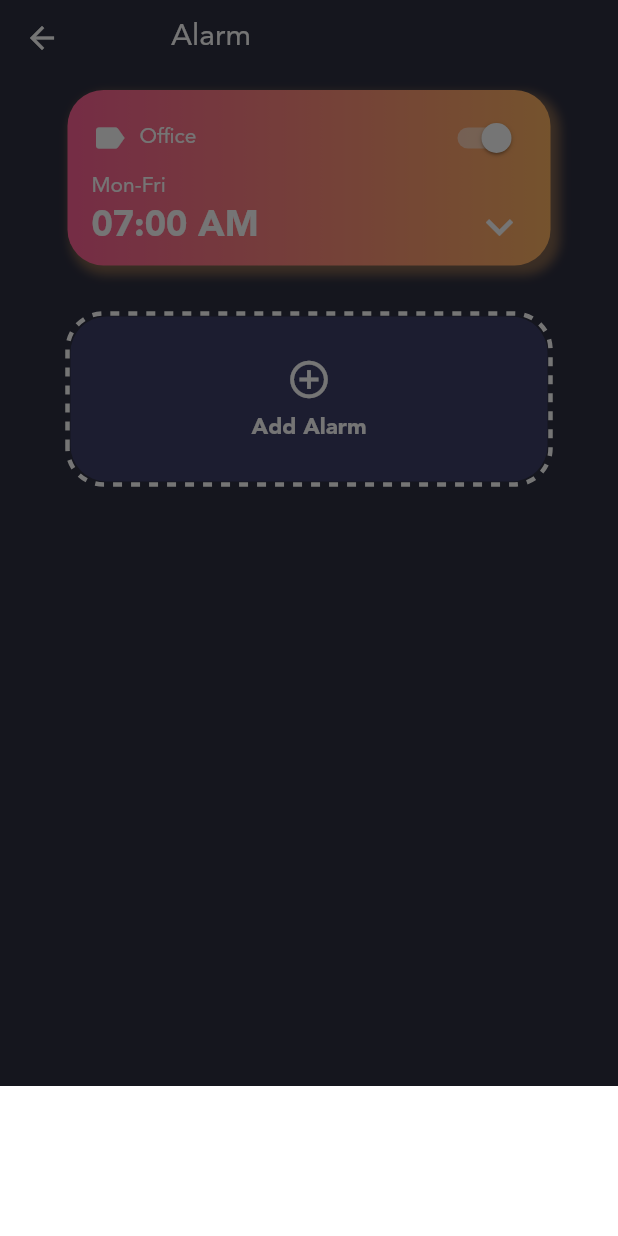
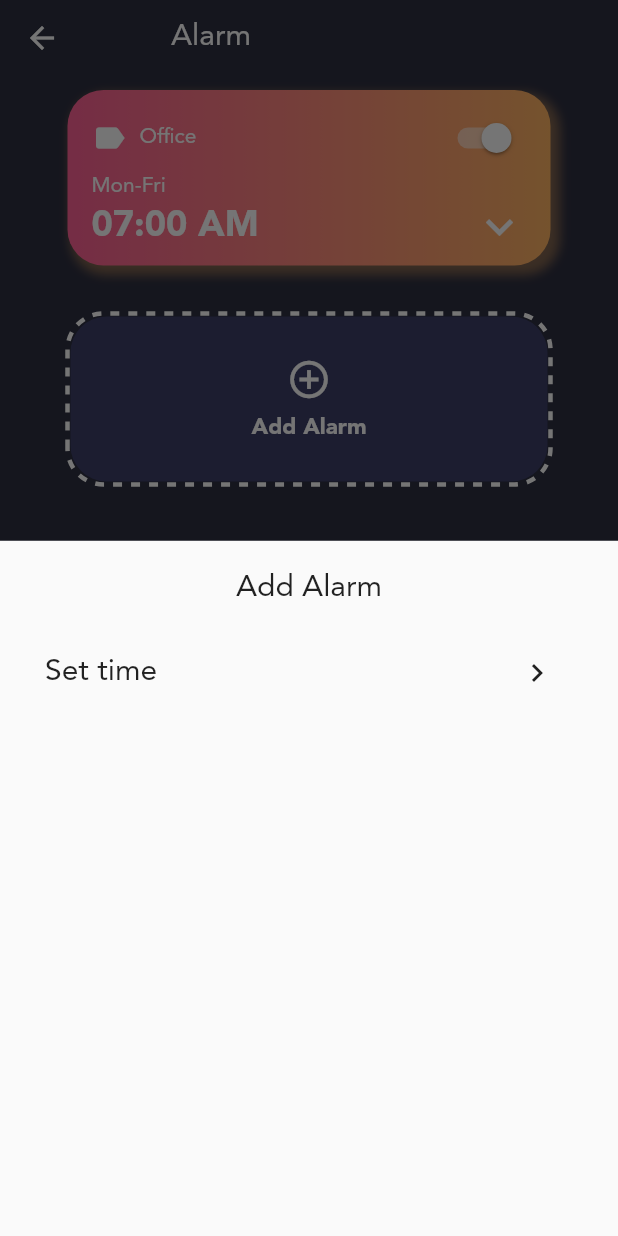
Before and after one commit to Shantonu8/alarm-app, a Flutter app: the AlarmScreen screen opened by its route, after a tap on "Add Alarm", on a phone screen of 412 x 824 dp. Run offline on Flutter 3.47's test engine with Material 2 defaults, Android fonts, the light colour scheme and no system bars; drawn by our look-alikes of dotted_border; our stand-ins replace flutter_local_notifications, google_fonts, salomon_bottom_bar, sqflite; accounts and stored records are empty; Roboto replaces fonts that are missing (avenir).

Commit message:
Added Bottom Sheet

```diff
--- a/lib/alarmscreen.dart
+++ b/lib/alarmscreen.dart
@@ -1,5 +1,6 @@
 import 'package:flutter/material.dart';
 import 'package:flutter/rendering.dart' show Alignment, BorderRadius, BoxDecoration, BoxShadow, Color, CrossAxisAlignment, EdgeInsets, FontWeight, LinearGradient, MainAxisAlignment, Offset, Radius, Size, TextStyle;
+import 'package:flutter/widgets.dart';
 import 'package:flutter_local_notifications/flutter_local_notifications.dart';
 import 'package:weather_alarm_app/main.dart';
 import 'constants/custom_app_bar.dart';
@@ -111,8 +112,41 @@ class _AlarmScreenState extends State<AlarmScreen> {
                       onPressed: (){
                         showModalBottomSheet(context: context, builder: (context){
                           return Container(
-                            color: Colors.white,
-                            height: 100,
+                            decoration: BoxDecoration(
+                              borderRadius: BorderRadius.circular(20)
+                            ),
+                            child: Column(
+                              children: [
+                                Center(
+                                  child: Padding(
+                                    padding: const EdgeInsets.only(top: 20.0),
+                                    child: Text("Add Alarm", style: TextStyle(
+                                      fontFamily: 'avenir',
+                                      fontSize: 20,
+
+                                    ),),
+                                  ),
+                                ),
+                                Padding(
+                                  padding: const EdgeInsets.fromLTRB(30, 20, 30, 0),
+                                  child: Row(
+                                    children: [
+                                      Text(
+                                        'Set time', style: TextStyle(
+                                        fontFamily: 'avenir',
+                                        fontSize: 20
+                                      ),
+                                      ),
+                                      IconButton(onPressed: (){}, icon: Icon(
+                                        Icons.keyboard_arrow_right
+                                      ),
+                                      )
+                                    ],
+                                    mainAxisAlignment: MainAxisAlignment.spaceBetween,
+                                  )
+                                )
+                              ],
+                            ),
                           );
                         },
                         );
```
